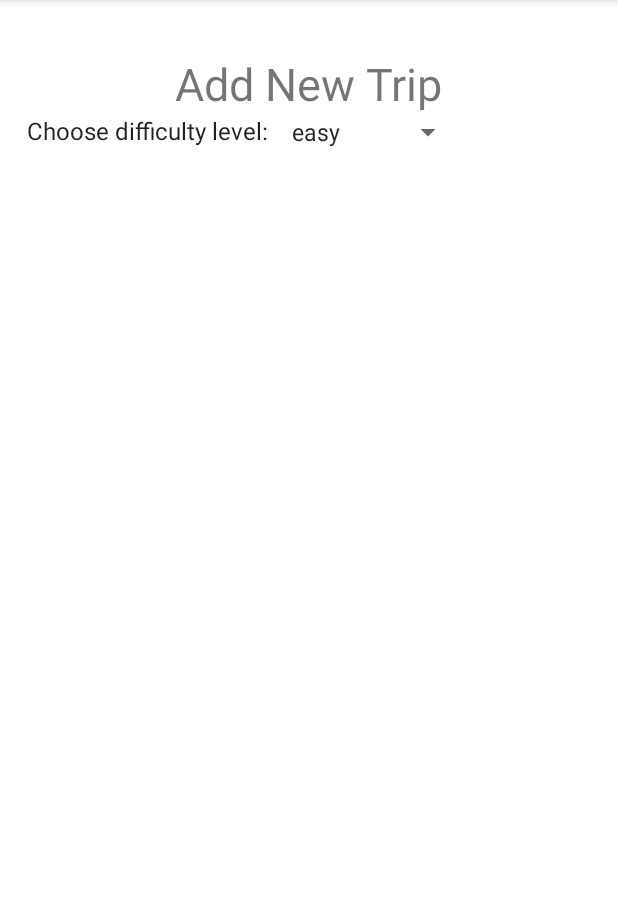
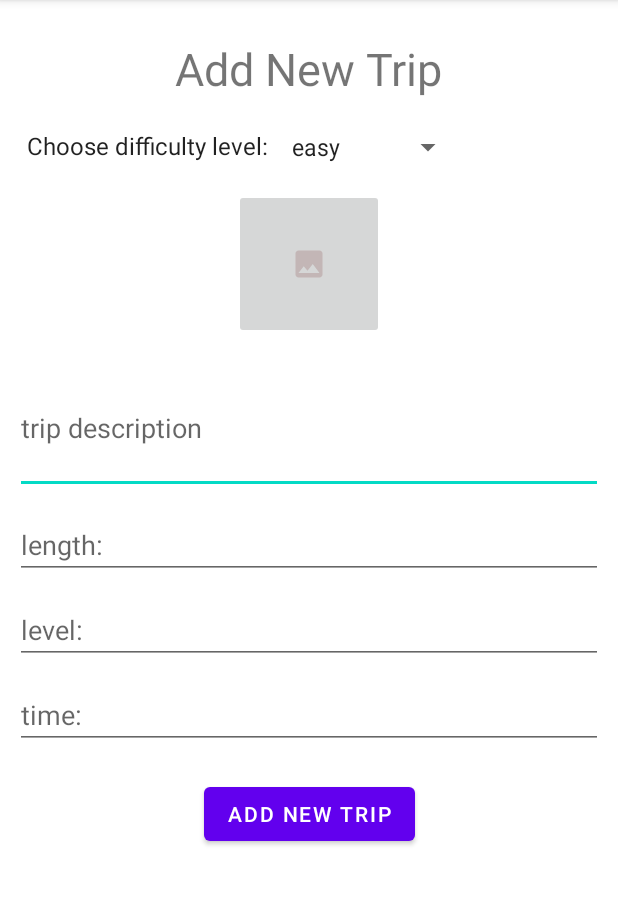
Before and after one commit to gal1606/TravelmeKotlin, an Android app: the fragment AddTrip shown on its own in the app's theme, on a phone screen of 412 x 824 dp, the part 84-989 px from its top. Run offline under Robolectric (Android 15) with nearby library versions, the phone set to English and light mode, and no system bars.

Commit message:
Add fragment_add_trip design

```diff
--- a/app/src/main/java/co/il/travelme/ui/Profile/ProfileFragment.kt
+++ b/app/src/main/java/co/il/travelme/ui/Profile/ProfileFragment.kt
@@ -13,6 +13,9 @@ import android.widget.Toast
 import androidx.activity.result.contract.ActivityResultContracts
 import androidx.fragment.app.Fragment
 import androidx.lifecycle.Observer
+import androidx.navigation.Navigation.findNavController
+import androidx.navigation.findNavController
+import androidx.navigation.fragment.findNavController
 import androidx.recyclerview.widget.LinearLayoutManager
 import co.il.travelme.AuthViewModel.authViewModel
 import co.il.travelme.CurrentUser
@@ -70,6 +73,11 @@ class ProfileFragment : Fragment() {
                         Toast.makeText(activity, exception.toString(), Toast.LENGTH_LONG).show()
                     })
             }
+
+            binding.AddNewTripButton.setOnClickListener {
+                findNavController().navigate(R.id.action_profileFragment_to_addTrip)
+            }
+
             adapter = MyItemRecyclerViewAdapter()
 
             binding.list.layoutManager = LinearLayoutManager(context)
--- a/app/src/main/res/layout/fragment_add_trip.xml
+++ b/app/src/main/res/layout/fragment_add_trip.xml
@@ -11,9 +11,9 @@
         android:id="@+id/TitleTextView"
         android:layout_width="wrap_content"
         android:layout_height="wrap_content"
+        android:layout_marginTop="15dp"
         android:text="@string/addtrip"
         android:textSize="30sp"
-        android:layout_marginTop="25dp"
         app:layout_constraintEnd_toEndOf="parent"
         app:layout_constraintHorizontal_bias="0.5"
         app:layout_constraintStart_toStartOf="parent"
@@ -23,13 +23,14 @@
 
     <TextView
         android:id="@+id/titleSpinnerTextView"
+        style="?android:attr/spinnerItemStyle"
         android:layout_width="wrap_content"
         android:layout_height="wrap_content"
-        style="?android:attr/spinnerItemStyle"
-        app:layout_constraintStart_toStartOf="parent"
+        android:layout_marginTop="20dp"
         android:lines="1"
         android:text="@string/choose_level"
-        app:layout_constraintTop_toBottomOf="@+id/TitleTextView" >
+        app:layout_constraintStart_toStartOf="parent"
+        app:layout_constraintTop_toBottomOf="@+id/TitleTextView">
 
     </TextView>
 
@@ -37,9 +38,81 @@
         android:id="@+id/spinner"
         android:layout_width="wrap_content"
         android:layout_height="wrap_content"
+        android:layout_marginTop="20dp"
         android:entries="@array/Difficulty_selection"
         app:layout_constraintStart_toEndOf="@+id/titleSpinnerTextView"
         app:layout_constraintTop_toBottomOf="@+id/TitleTextView" />
 
+    <ImageButton
+        android:id="@+id/TripButton"
+        android:layout_width="100dp"
+        android:layout_height="100dp"
+        android:layout_marginTop="40dp"
+        android:src="@drawable/ic_insert_photo"
+        app:layout_constraintEnd_toEndOf="parent"
+        app:layout_constraintHorizontal_bias="0.5"
+        app:layout_constraintStart_toStartOf="parent"
+        app:layout_constraintTop_toTopOf="@+id/spinner" />
+
+    <EditText
+        android:id="@+id/editTextTextMultiLine"
+        android:layout_width="match_parent"
+        android:layout_height="wrap_content"
+        android:layout_marginTop="15dp"
+        android:autofillHints="@string/trip_description"
+        android:ems="10"
+        android:hint="@string/trip_description"
+        android:inputType="textMultiLine"
+        android:lines="3"
+        app:layout_constraintEnd_toEndOf="parent"
+        app:layout_constraintHorizontal_bias="0.5"
+        app:layout_constraintStart_toStartOf="parent"
+        app:layout_constraintTop_toBottomOf="@+id/TripButton" />
+
+    <EditText
+        android:id="@+id/editTextLength"
+        android:layout_width="match_parent"
+        android:layout_height="wrap_content"
+        android:layout_marginTop="11dp"
+        android:ems="10"
+        android:hint="@string/length"
+        android:inputType="number"
+        app:layout_constraintStart_toStartOf="parent"
+        app:layout_constraintTop_toBottomOf="@+id/editTextTextMultiLine" />
+
+    <EditText
+        android:id="@+id/editTextLevel"
+        android:layout_width="match_parent"
+        android:layout_height="wrap_content"
+        android:layout_marginTop="11dp"
+        android:autofillHints="@string/level"
+        android:ems="10"
+        android:hint="@string/level"
+        android:inputType="number"
+        app:layout_constraintStart_toStartOf="parent"
+        app:layout_constraintTop_toBottomOf="@+id/editTextLength" />
+
+    <EditText
+        android:id="@+id/editTexttime"
+        android:layout_width="match_parent"
+        android:layout_height="wrap_content"
+        android:layout_marginTop="11dp"
+        android:autofillHints="@string/timeTitle"
+        android:ems="10"
+        android:hint="@string/timeTitle"
+        android:inputType="number"
+        app:layout_constraintStart_toStartOf="parent"
+        app:layout_constraintTop_toBottomOf="@+id/editTextLevel" />
+
+    <Button
+        android:id="@+id/button"
+        android:layout_width="wrap_content"
+        android:layout_height="wrap_content"
+        android:layout_marginTop="19dp"
+        android:text="@string/add_trips"
+        app:layout_constraintEnd_toEndOf="parent"
+        app:layout_constraintHorizontal_bias="0.5"
+        app:layout_constraintStart_toStartOf="parent"
+        app:layout_constraintTop_toBottomOf="@+id/editTexttime" />
 
 </androidx.constraintlayout.widget.ConstraintLayout>
--- a/app/src/main/res/navigation/navi.xml
+++ b/app/src/main/res/navigation/navi.xml
@@ -27,6 +27,9 @@
         <action
             android:id="@+id/action_profileFragment_to_searchFragment"
             app:destination="@id/searchFragment" />
+        <action
+            android:id="@+id/action_profileFragment_to_addTrip"
+            app:destination="@id/addTrip" />
     </fragment>
     <fragment
         android:id="@+id/searchFragment"
@@ -40,4 +43,9 @@
             android:id="@+id/action_searchFragment_to_profileFragment"
             app:destination="@id/profileFragment" />
     </fragment>
+    <fragment
+        android:id="@+id/addTrip"
+        android:name="co.il.travelme.ui.AddTrip.AddTrip"
+        android:label="fragment_add_trip"
+        tools:layout="@layout/fragment_add_trip" />
 </navigation>
--- a/app/src/main/res/values/strings.xml
+++ b/app/src/main/res/values/strings.xml
@@ -22,6 +22,10 @@
     <string name="search_trips">find trips</string>
     <string name="choose_level">Choose difficulty level:</string>
     <string name="add_trips">add new trip</string>
+    <string name="trip_description">trip description</string>
+    <string name="level">level:</string>
+    <string name="length">length:</string>
+    <string name="timeTitle">time:</string>
 
 
     <string-array name="Difficulty_selection">
```
